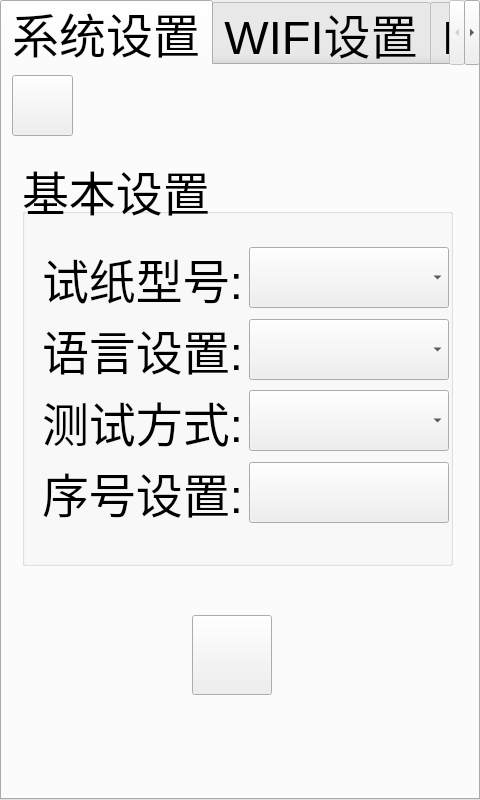
The window that systemsetup.ui (jack-love/wc100-English) describes before a commit, drawn with Qt 5.
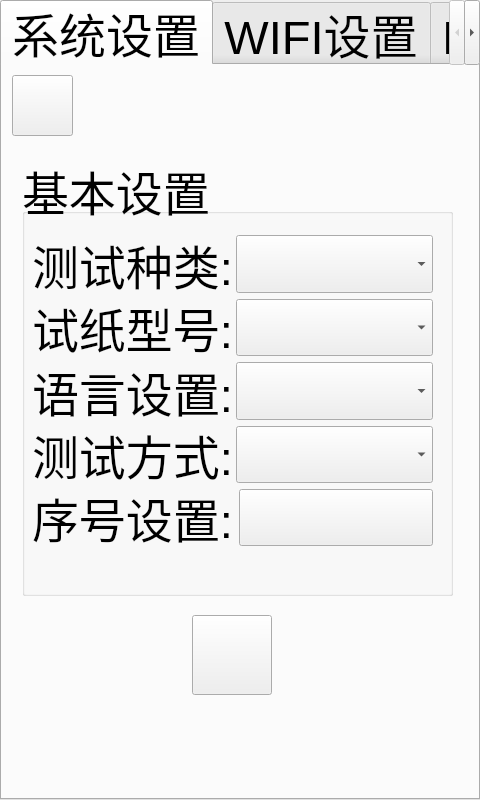
The same window after the commit. Icons and pictures are not drawn.

```diff
--- a/systemsetup.ui
+++ b/systemsetup.ui
@@ -31,22 +31,36 @@
       <x>20</x>
       <y>90</y>
       <width>431</width>
-      <height>411</height>
+      <height>441</height>
      </rect>
     </property>
     <property name="title">
      <string>基本设置</string>
     </property>
-    <widget class="QWidget" name="layoutWidget">
+    <widget class="QWidget" name="">
      <property name="geometry">
       <rect>
-       <x>20</x>
-       <y>90</y>
-       <width>407</width>
-       <height>280</height>
+       <x>10</x>
+       <y>80</y>
+       <width>401</width>
+       <height>311</height>
       </rect>
      </property>
      <layout class="QVBoxLayout" name="verticalLayout">
+      <item>
+       <layout class="QHBoxLayout" name="horizontalLayout_10">
+        <item>
+         <widget class="QLabel" name="label_9">
+          <property name="text">
+           <string>测试种类:</string>
+          </property>
+         </widget>
+        </item>
+        <item>
+         <widget class="QComboBox" name="comboBox_7"/>
+        </item>
+       </layout>
+      </item>
       <item>
        <layout class="QHBoxLayout" name="horizontalLayout">
         <item>
@@ -146,7 +160,7 @@
      </size>
     </property>
    </widget>
-   <widget class="QWidget" name="">
+   <widget class="QWidget" name="layoutWidget">
     <property name="geometry">
      <rect>
       <x>40</x>
```
